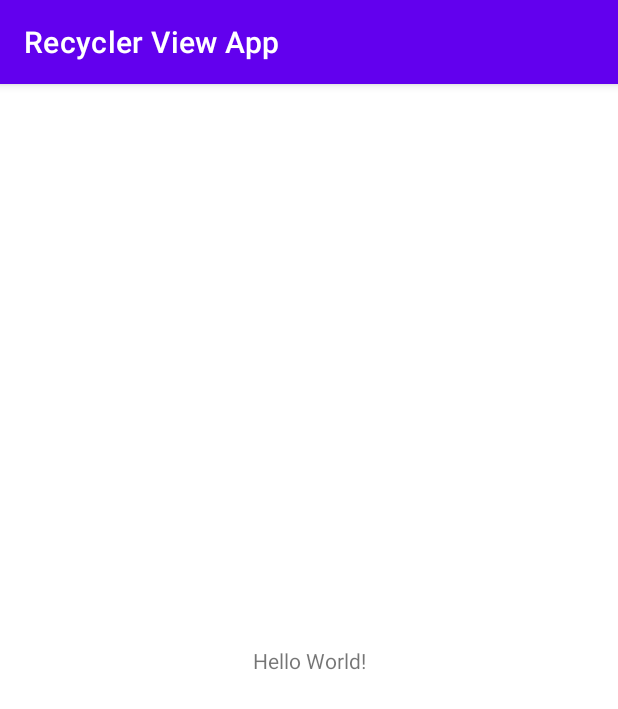
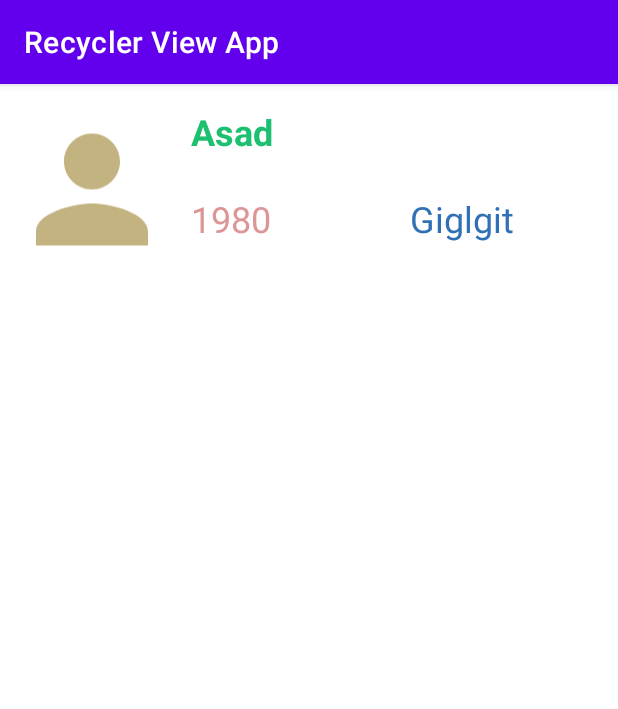
Before and after one commit to imnaeem/RecyclerViewApp, an Android app: the screen it shows after launch (MainActivity), on a phone screen of 412 x 824 dp. Shown: the top 709 px of the screen. Run offline under Robolectric (Android 15) with nearby library versions, the phone set to English and light mode, and no system bars.

Commit message:
All Done

```diff
--- a/app/src/main/java/com/example/recyclerviewapp/Friend.java
+++ b/app/src/main/java/com/example/recyclerviewapp/Friend.java
@@ -1,16 +1,26 @@
 package com.example.recyclerviewapp;
 
 public class Friend {
+    private int Id;
     private String Name;
     private String City;
     private int dob;
     private int Image;
 
-    public Friend(String name, String city, int dob, int image) {
+    public Friend(int id, String name, int dob, String city, int image) {
+        Id = id;
         Name = name;
         City = city;
         this.dob = dob;
         Image = image;
+    }
+
+    public int getId() {
+        return Id;
+    }
+
+    public void setId(int id) {
+        Id = id;
     }
 
     public String getName() {
@@ -44,4 +54,6 @@ public class Friend {
     public void setImage(int image) {
         Image = image;
     }
+
+
 }
--- a/app/src/main/java/com/example/recyclerviewapp/MainActivity.java
+++ b/app/src/main/java/com/example/recyclerviewapp/MainActivity.java
@@ -1,19 +1,55 @@
 package com.example.recyclerviewapp;
 
 import androidx.appcompat.app.AppCompatActivity;
+import androidx.recyclerview.widget.GridLayoutManager;
+import androidx.recyclerview.widget.LinearLayoutManager;
 import androidx.recyclerview.widget.RecyclerView;
 
 import android.os.Bundle;
 
+import java.util.ArrayList;
+import java.util.Arrays;
 import java.util.List;
 
 public class MainActivity extends AppCompatActivity {
+
+    private RecyclerView recyclerView;
+    private RecyclerView.Adapter adapter;
+    private RecyclerView.LayoutManager layoutManager;
+
+    List<Friend> friendsList = new ArrayList<>();
 
     @Override
     protected void onCreate(Bundle savedInstanceState) {
         super.onCreate(savedInstanceState);
         setContentView(R.layout.activity_main);
+        Friend f0 = new Friend(1, "Asad", 1980, "Giglgit", R.drawable.person);
+        Friend f1 = new Friend(2, "Zubair", 1981, "Lahore", R.drawable.person);
+        Friend f2 = new Friend(3, "Musa", 1980, "Quetta", R.drawable.person);
+        Friend f3 = new Friend(4, "Nadeem", 1987, "Peshawar", R.drawable.person);
+        Friend f4 = new Friend(5, "Shahid", 1980, "Karachi", R.drawable.person);
+        Friend f5 = new Friend(6, "Zia", 1987, "Faisalabad ", R.drawable.person);
+        Friend f6 = new Friend(7, "Badar", 1980, "Rawalpindi", R.drawable.person);
+        Friend f7 = new Friend(8, "Hashim", 1997, "Karachi", R.drawable.person);
+        Friend f8 = new Friend(9, "Salman", 1980, "Quetta", R.drawable.person);
+        Friend f9 = new Friend(10, "Rizwan", 1982, "Kasur", R.drawable.person);
+        Friend f10 = new Friend(11, "Junaid", 1977, "Islamabad", R.drawable.person);
+        Friend f11 = new Friend(12, "Waseem", 1967, "Rawalpindi", R.drawable.person);
+
+        friendsList.addAll(Arrays.asList(new
+                Friend[]{f0, f1, f2, f3, f4, f5, f6, f7, f8, f9, f10, f11, f0, f1, f2, f3, f4, f5, f6, f7, f8, f9, f10, f11, f0, f1, f2, f3, f4, f5, f6, f7, f8, f9, f10, f11}));
+
+        recyclerView = findViewById(R.id.myRecyclerView);
+        //recyclerView.setHasFixedSize(true);
+        layoutManager = new LinearLayoutManager(MainActivity.this);
+        recyclerView.setLayoutManager(layoutManager);
+        adapter = new myRecyclerViewAdapter(friendsList);
+        recyclerView.setAdapter(adapter);
+
+        layoutManager = new LinearLayoutManager(MainActivity.this, LinearLayoutManager.HORIZONTAL, false);
+        //layoutManager = new LinearLayoutManager(MainActivity.this, LinearLayoutManager.VERTICAL, false);
+        //GridLayoutManager layoutManagerGrid = new GridLayoutManager(this, 2);
+        recyclerView.setLayoutManager(layoutManager);
+
     }
-
-
 }
--- a/app/src/main/java/com/example/recyclerviewapp/myRecyclerViewAdapter.java
+++ b/app/src/main/java/com/example/recyclerviewapp/myRecyclerViewAdapter.java
@@ -1,6 +1,8 @@
 package com.example.recyclerviewapp;
 
+import android.view.LayoutInflater;
 import android.view.View;
+import android.view.ViewGroup;
 import android.widget.ImageView;
 import android.widget.TextView;
 
@@ -18,16 +20,14 @@ public class myRecyclerViewAdapter extends RecyclerView.Adapter<myRecyclerViewAd
     }
 
 
-
-
     public class MyViewHolder extends RecyclerView.ViewHolder {
         ImageView imageViewFriend;
         TextView textViewFriendName;
         TextView textViewdateFriend;
         TextView textViewCity;
         Friend data;
-        public MyViewHolder(@NonNull View itemview) {
-            super(itemview);
+        public MyViewHolder(@NonNull View itemView) {
+            super(itemView);
             imageViewFriend = itemView.findViewById(R.id.imageViewFriendPicture);
             textViewFriendName = itemView.findViewById(R.id.textViewFriendName);
             textViewdateFriend = itemView.findViewById(R.id.textViewDate);
@@ -35,4 +35,29 @@ public class myRecyclerViewAdapter extends RecyclerView.Adapter<myRecyclerViewAd
         }
     }
 
+    @NonNull
+    @Override
+    public myRecyclerViewAdapter.MyViewHolder onCreateViewHolder
+
+            (@NonNull ViewGroup parent, int viewType) {
+        View itemView = LayoutInflater.from(parent.getContext())
+                .inflate(R.layout.itemview, parent, false);
+        return new MyViewHolder(itemView);
+    }
+
+
+    @Override
+    public void onBindViewHolder(@NonNull myRecyclerViewAdapter.MyViewHolder holder,
+                                 int position) {
+        holder.data=friendsList.get(position);
+        holder.textViewFriendName.setText(holder.data.getName());
+        holder.textViewdateFriend.setText(String.valueOf(holder.data.getDob()));
+        holder.imageViewFriend.setImageResource(holder.data.getImage());
+        holder.textViewCity.setText(holder.data.getCity());
+    }
+
+    @Override
+    public int getItemCount() {
+        return friendsList.size();
+    }
 }
--- /dev/null
+++ b/app/src/main/res/drawable/person.xml
@@ -0,0 +1,5 @@
+<vector android:height="130dp" android:tint="#C3B381"
+    android:viewportHeight="24" android:viewportWidth="24"
+    android:width="130dp" xmlns:android="http://schemas.android.com/apk/res/android">
+    <path android:fillColor="@android:color/white" android:pathData="M12,12c2.21,0 4,-1.79 4,-4s-1.79,-4 -4,-4 -4,1.79 -4,4 1.79,4 4,4zM12,14c-2.67,0 -8,1.34 -8,4v2h16v-2c0,-2.66 -5.33,-4 -8,-4z"/>
+</vector>
--- a/app/src/main/res/layout/activity_main.xml
+++ b/app/src/main/res/layout/activity_main.xml
@@ -6,13 +6,11 @@
     android:layout_height="match_parent"
     tools:context=".MainActivity">
 
-    <TextView
-        android:layout_width="wrap_content"
+    <androidx.recyclerview.widget.RecyclerView
+        android:id="@+id/myRecyclerView"
+        android:layout_width="match_parent"
         android:layout_height="wrap_content"
-        android:text="Hello World!"
-        app:layout_constraintBottom_toBottomOf="parent"
-        app:layout_constraintLeft_toLeftOf="parent"
-        app:layout_constraintRight_toRightOf="parent"
+        android:layout_margin="5dp"
+        app:layout_constraintStart_toStartOf="parent"
         app:layout_constraintTop_toTopOf="parent" />
-
 </androidx.constraintlayout.widget.ConstraintLayout>
--- a/app/src/main/res/layout/itemview.xml
+++ b/app/src/main/res/layout/itemview.xml
@@ -8,15 +8,14 @@
     <LinearLayout
         android:layout_width="match_parent"
         android:layout_height="wrap_content"
-        android:layout_margin="10dp"
         android:orientation="horizontal"
         app:layout_constraintStart_toStartOf="parent"
         app:layout_constraintTop_toTopOf="parent">
 
         <ImageView
-            android:id="@+id/imageView2"
+            android:id="@+id/imageViewFriendPicture"
             android:layout_width="wrap_content"
-            android:layout_height="wrap_content"
+            android:layout_height="match_parent"
             android:layout_weight="1"
             tools:srcCompat="@tools:sample/avatars" />
 
@@ -29,12 +28,13 @@
             android:orientation="vertical">
 
             <TextView
-                android:id="@+id/friendName"
+                android:id="@+id/textViewFriendName"
                 android:layout_width="wrap_content"
                 android:layout_height="wrap_content"
                 android:layout_marginStart="10dp"
                 android:text="Name"
-                android:textSize="34sp"
+                android:textColor="#1DBF71"
+                android:textSize="24sp"
                 android:textStyle="bold" />
 
             <LinearLayout
@@ -45,19 +45,21 @@
                 android:orientation="horizontal">
 
                 <TextView
-                    android:id="@+id/textView6"
+                    android:id="@+id/textViewDate"
                     android:layout_width="82dp"
                     android:layout_height="wrap_content"
                     android:layout_weight="1"
                     android:text="DOB"
+                    android:textColor="#DD9595"
                     android:textSize="24sp" />
 
                 <TextView
-                    android:id="@+id/textView7"
+                    android:id="@+id/textViewCity"
                     android:layout_width="wrap_content"
                     android:layout_height="wrap_content"
                     android:layout_weight="1"
                     android:text="City"
+                    android:textColor="#3070B5"
                     android:textSize="24sp" />
             </LinearLayout>
         </LinearLayout>
```
